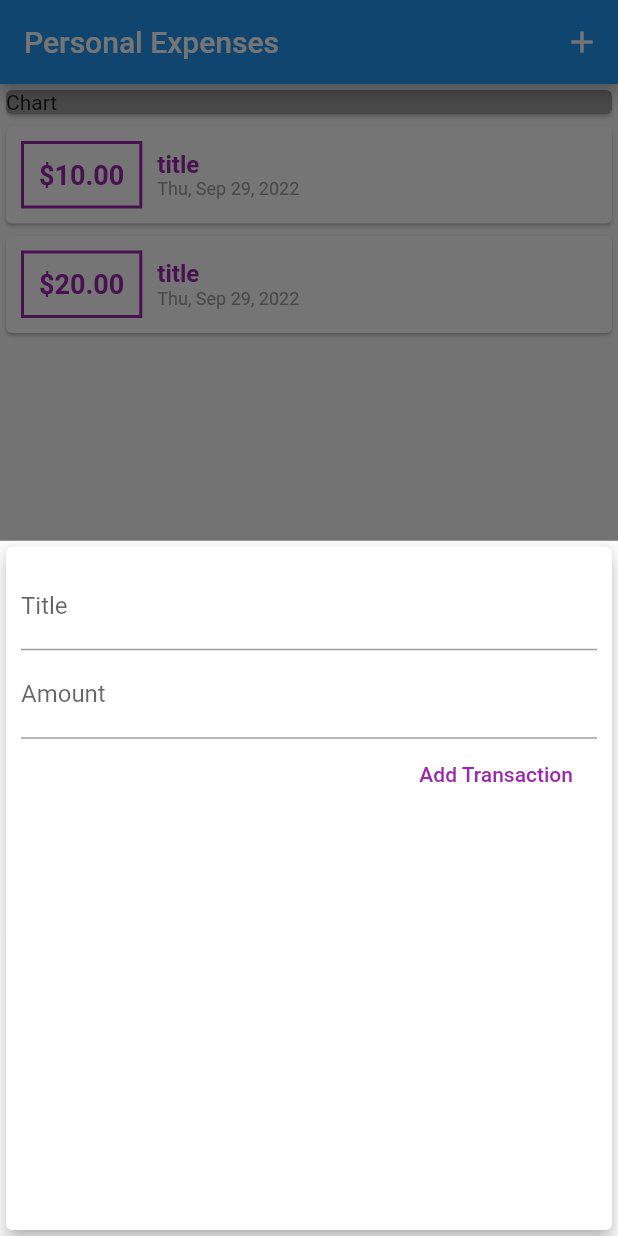
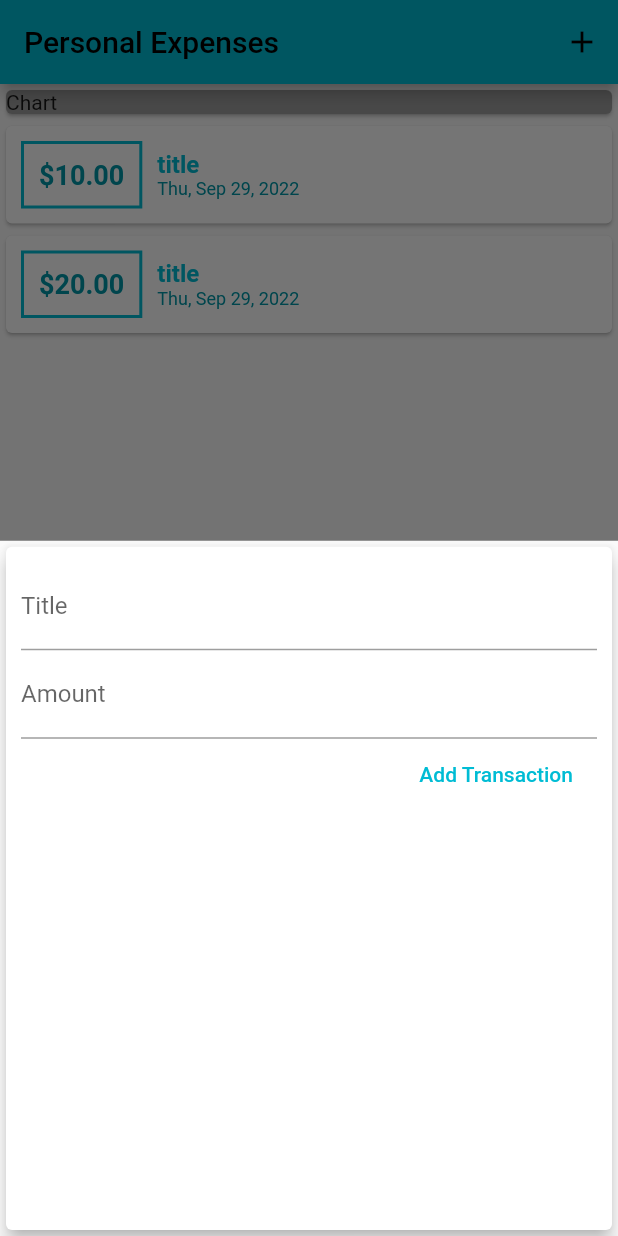
Before and after one commit to JohanPochampally/Personal-Expense-Tracker-App, a Flutter app: the screen it shows after launch, after a tap on the "add" icon, on a phone screen of 412 x 824 dp. Run offline on Flutter 3.47's test engine with Material 2 defaults, Android fonts, the phone set to English and light mode, and no system bars.

Commit message:
Theme Added

```diff
--- a/lib/main.dart
+++ b/lib/main.dart
@@ -10,6 +10,9 @@ class MyApp extends StatelessWidget {
   Widget build(BuildContext context) {
     return MaterialApp(
       title: 'Personal Expenses App',
+      theme: ThemeData(
+        primarySwatch: Colors.cyan,
+      ),
       home: MyHomePage(),
     );
   }
--- a/lib/widgets/new_transactions.dart
+++ b/lib/widgets/new_transactions.dart
@@ -53,7 +53,7 @@ class _NewTransactionState extends State<NewTransaction> {
             FlatButton(
               onPressed: submitData,
               child: Text('Add Transaction'),
-              textColor: Colors.purple,
+              textColor: Theme.of(context).primaryColor,
             )
           ],
         ),
--- a/lib/widgets/transaction_list.dart
+++ b/lib/widgets/transaction_list.dart
@@ -20,17 +20,17 @@ class TransactionList extends StatelessWidget {
                     margin: EdgeInsets.all(10),
                     decoration: BoxDecoration(
                       border: Border.all(
-                        color: Colors.purple,
+                        color: Theme.of(context).primaryColor,
                         width: 2,
                       ),
                     ),
                     padding: EdgeInsets.all(10),
                     child: Text(
                       '\$${transactions[index].amount.toStringAsFixed(2)}',
-                      style: const TextStyle(
+                      style: TextStyle(
                         fontWeight: FontWeight.bold,
                         fontSize: 18,
-                        color: Colors.purple,
+                        color: Theme.of(context).primaryColorDark,
                       ),
                     ),
                   ),
@@ -39,16 +39,16 @@ class TransactionList extends StatelessWidget {
                     children: <Widget>[
                       Text(
                         transactions[index].title,
-                        style: const TextStyle(
-                          color: Colors.purple,
+                        style: TextStyle(
+                          color: Theme.of(context).primaryColor,
                           fontWeight: FontWeight.bold,
                           fontSize: 16,
                         ),
                       ),
                       Text(
                         DateFormat.yMMMEd().format(transactions[index].date),
-                        style: const TextStyle(
-                          color: Colors.grey,
+                        style: TextStyle(
+                          color: Theme.of(context).primaryColorDark,
                           fontSize: 12,
                           fontWeight: FontWeight.normal,
                         ),
```
